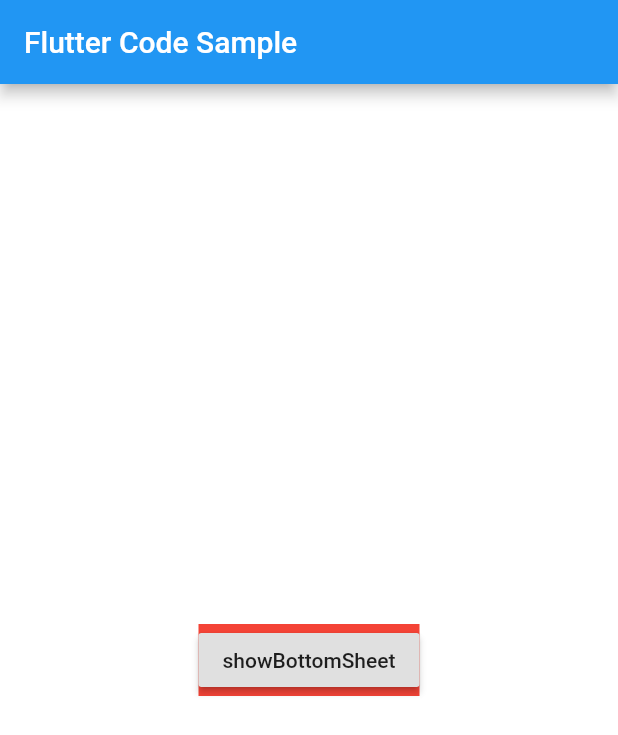
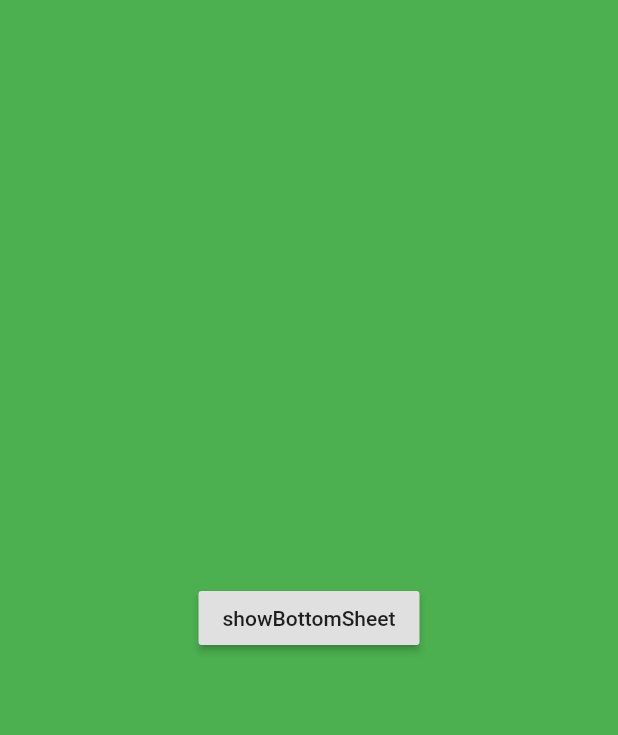
Before and after one commit to hamed-fs/flutter_widget_test_playground, a Flutter app: the screen it shows after launch, on a phone screen of 412 x 824 dp. Shown: the top 735 px of the screen. Run offline on Flutter 3.47's test engine with Material 2 defaults, Android fonts, the phone set to English and light mode, and no system bars.

Commit message:
- first ok 17

```diff
--- a/lib/main.dart
+++ b/lib/main.dart
@@ -11,19 +11,20 @@ class MyApp extends StatelessWidget {
   Widget build(BuildContext context) {
     return MaterialApp(
       title: _title,
+      theme: ThemeData(
+        bottomSheetTheme:
+            BottomSheetThemeData(backgroundColor: Colors.black.withOpacity(0)),
+      ),
       home: Scaffold(
-        backgroundColor: Colors.transparent,
-        appBar: AppBar(title: const Text(_title)),
+        backgroundColor: Colors.green,
+        // appBar: AppBar(title: const Text(_title)),
         body: Builder(
           builder: (context) => Center(
-            child: Container(
-              child: RaisedButton(
-                child: const Text('showBottomSheet'),
-                onPressed: () => Scaffold.of(context).showBottomSheet<void>(
-                  (BuildContext context) => _buildExpandableBottomSheet(),
-                ),
+            child: RaisedButton(
+              child: const Text('showBottomSheet'),
+              onPressed: () => Scaffold.of(context).showBottomSheet<void>(
+                (BuildContext context) => _buildExpandableBottomSheet(),
               ),
-              color: Colors.red,
             ),
           ),
         ),
```
Also changed, not shown: lib/expandable_bottom_sheet.dart (+12 -4 lines).
